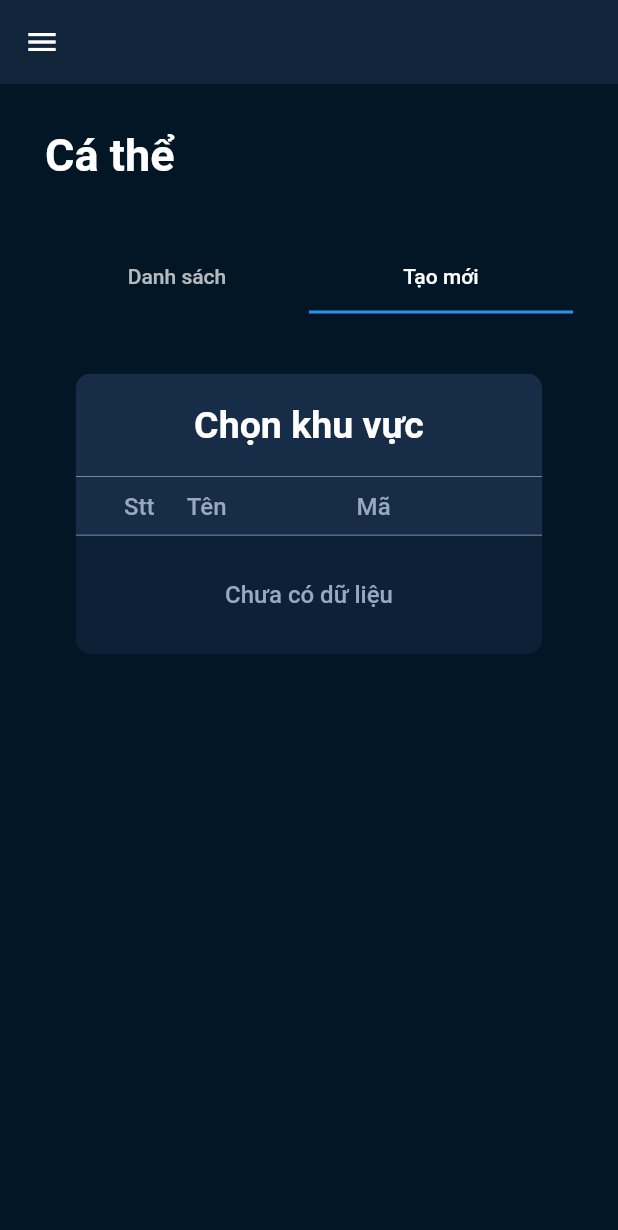
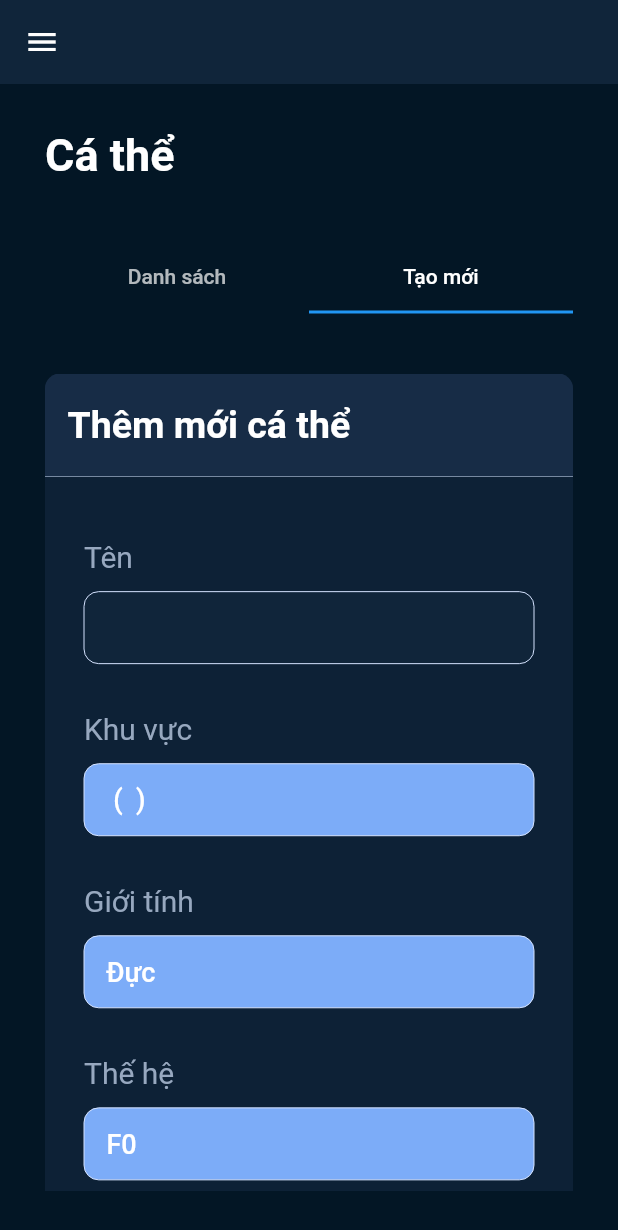
Before and after one commit to tanphuccgl/family-tree-app, a Flutter app: the screen it shows after launch, on a phone screen of 412 x 824 dp. Shown: the top 1230 px of the screen. Run offline on Flutter 3.47's test engine with Material 2 defaults, Android fonts, the light colour scheme and no system bars; our stand-ins replace bot_toast, cloud_firestore, equatable, firebase_core, flutter_bloc, flutter_screenutil and 6 more; missing offline and left inert: graphview; accounts and stored records are empty; statements that could not run were skipped.

Commit message:
update point responsive

```diff
--- a/lib/src/features/individual/create_individual/create_individual_default/pages/create_individual_default_page.dart
+++ b/lib/src/features/individual/create_individual/create_individual_default/pages/create_individual_default_page.dart
@@ -77,7 +77,7 @@ class CreateIndividualDefaultPage extends StatelessWidget {
                         horizontal: 15, vertical: 30),
                     child: Column(
                       children: [
-                        if (size.width <= 1600 && size.width > 800)
+                        if (size.width <= 1500 && size.width > 800)
                           Row(
                             mainAxisAlignment: MainAxisAlignment.center,
                             crossAxisAlignment: CrossAxisAlignment.center,
--- a/lib/src/features/individual/create_individual/create_individual_f0_female/pages/create_individual_f0_female_page.dart
+++ b/lib/src/features/individual/create_individual/create_individual_f0_female/pages/create_individual_f0_female_page.dart
@@ -69,7 +69,7 @@ class CreateIndividualF0FemalePage extends StatelessWidget {
                         horizontal: 15, vertical: 30),
                     child: Column(
                       children: [
-                        if (size.width <= 1600 && size.width > 800)
+                        if (size.width <= 1500 && size.width > 800)
                           Row(
                             mainAxisAlignment: MainAxisAlignment.center,
                             crossAxisAlignment: CrossAxisAlignment.center,
--- a/lib/src/features/individual/create_individual/create_individual_f0_root/pages/create_individual_f0_root_page.dart
+++ b/lib/src/features/individual/create_individual/create_individual_f0_root/pages/create_individual_f0_root_page.dart
@@ -33,7 +33,7 @@ class CreateIndividualF0RootPage extends StatelessWidget {
           // if (state.area == null) {
           //   return Text("Không tìm thấy khu vực");
           // }
-
+          print(size.width);
           return SingleChildScrollView(
             child: Container(
               decoration: BoxDecoration(
@@ -69,7 +69,7 @@ class CreateIndividualF0RootPage extends StatelessWidget {
                         horizontal: 15, vertical: 30),
                     child: Column(
                       children: [
-                        if (size.width <= 1600 && size.width > 800)
+                        if (size.width <= 1500 && size.width > 800)
                           Row(
                             mainAxisAlignment: MainAxisAlignment.center,
                             crossAxisAlignment: CrossAxisAlignment.center,
--- a/lib/src/features/individual/list_individual/create_individual/pages/tabview_create_individual.dart
+++ b/lib/src/features/individual/list_individual/create_individual/pages/tabview_create_individual.dart
@@ -6,6 +6,7 @@ import 'package:familytree/src/features/individual/list_individual/create_indivi
 import 'package:familytree/src/features/individual/list_individual/create_individual/widgets/box_select_type.dart';
 import 'package:familytree/src/features/individual/list_individual/create_individual/widgets/button_next_to_create_individual.dart';
 import 'package:familytree/src/features/individual/list_individual/create_individual/widgets/button_next_to_select_type.dart';
+import 'package:familytree/src/network/model/area_model.dart';
 import 'package:familytree/src/network/model/product_model.dart';
 
 import 'package:familytree/src/theme/colors.dart';
@@ -22,6 +23,9 @@ class TabViewCreateIndividual extends StatelessWidget {
       create: (context) => CreateIndividualBloc(context),
       child: BlocBuilder<CreateIndividualBloc, CreateIndividualState>(
         builder: (context, state) {
+          //TODO
+          return CreateIndividualF0RootPage(area: AreaModel());
+
           if (state.isShowSelectArea && !state.isShowSelectType) {
             return Column(
               children: [
@@ -58,10 +62,6 @@ class TabViewCreateIndividual extends StatelessWidget {
               area: state.currnentArea!,
               type: state.type!,
             );
-            // if()
-            // {
-
-            // }
           }
           return Padding(
             padding: const EdgeInsets.symmetric(vertical: 30),
```
